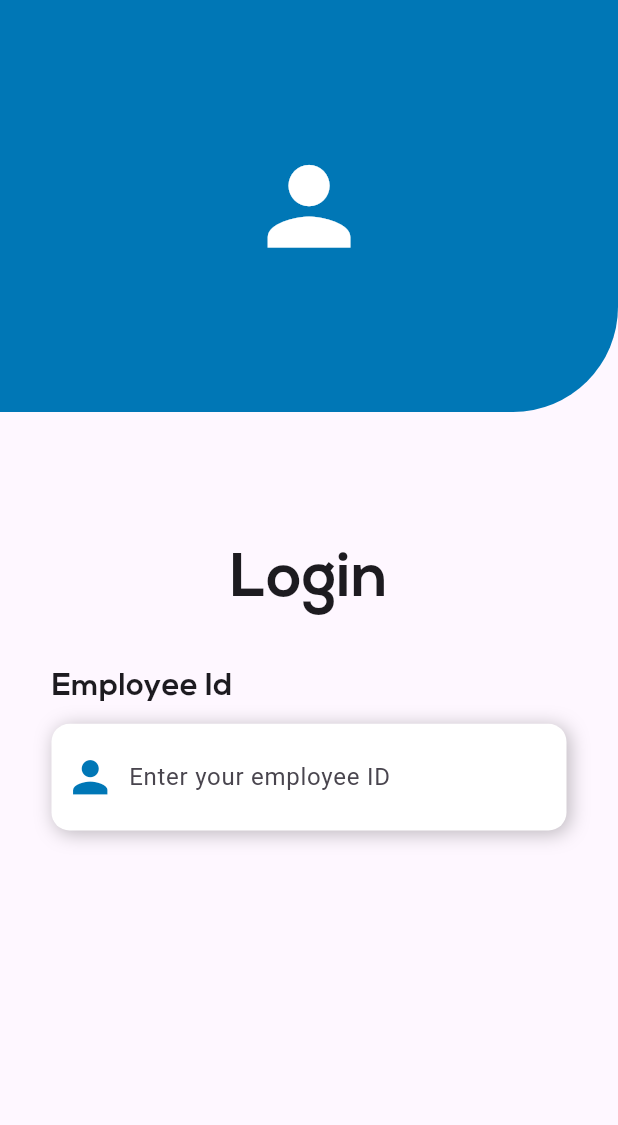
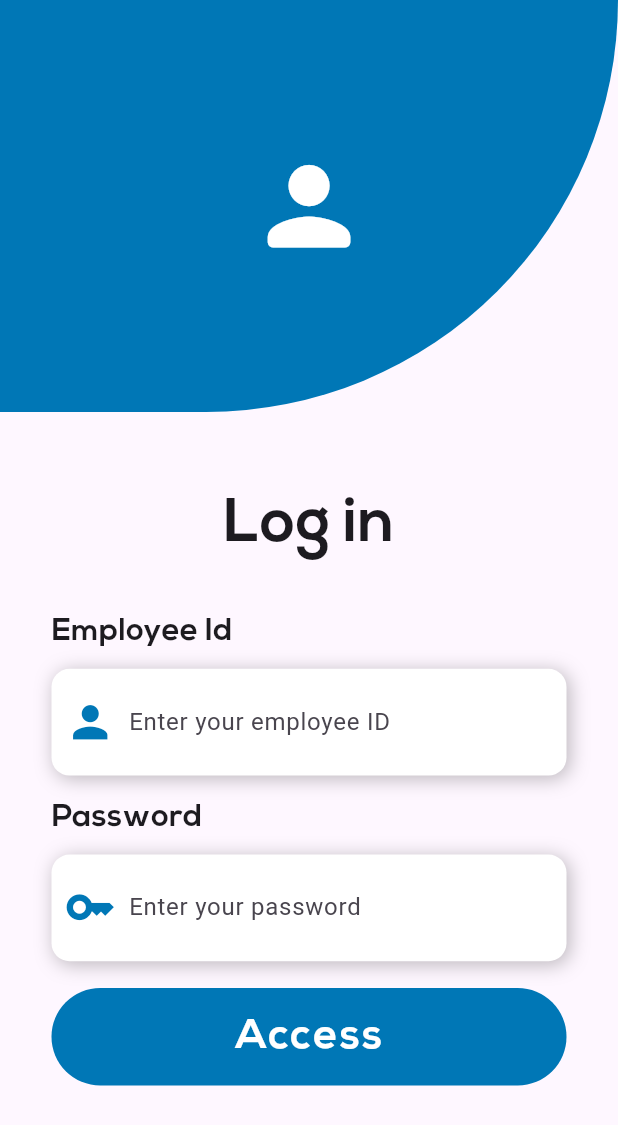
Before and after one commit to ranty97/hourly-app, a Flutter app: the screen it shows after launch, on a phone screen of 412 x 824 dp. Shown: the top 1125 px of the screen. Run offline on Flutter 3.47's test engine with Material 3 defaults, Android fonts, the phone set to English and light mode, and no system bars; our stand-ins replace firebase_core, flutter_keyboard_visibility; accounts and stored records are empty.

Commit message:
final loginscreen ui

```diff
--- a/lib/loginscreen.dart
+++ b/lib/loginscreen.dart
@@ -1,4 +1,5 @@
 import 'package:flutter/material.dart';
+import 'package:flutter_keyboard_visibility/flutter_keyboard_visibility.dart';
 
 class LoginScreen extends StatefulWidget {
   const LoginScreen({super.key});
@@ -8,6 +9,8 @@ class LoginScreen extends StatefulWidget {
 }
 
 class _LoginScreenState extends State<LoginScreen> {
+  TextEditingController idController = TextEditingController();
+  TextEditingController passwordController = TextEditingController();
   double screenHeight = 0;
   double screenWidth = 0;
 
@@ -28,12 +31,13 @@ class _LoginScreenState extends State<LoginScreen> {
               decoration: BoxDecoration(
                   color: primary,
                   borderRadius: const BorderRadius.only(
-                    bottomRight: Radius.circular(70),
+                    bottomRight: Radius.circular(300),
+                    //bottomLeft: Radius.circular(45)
                   )
               ),
               child: Center(
                 child: Icon(
-                  Icons.person,
+                  Icons.person_rounded,
                   color: Colors.white,
                   size: screenWidth / 5,
                 ),
@@ -41,10 +45,10 @@ class _LoginScreenState extends State<LoginScreen> {
             ),
             Container(
               margin: EdgeInsets.only(
-                top: screenHeight / 10,
+                top: screenHeight / 18,
               ),
               child: Text(
-                "Login",
+                "Log in",
                 style: TextStyle(
                   fontSize: screenWidth / 10,
                   fontFamily: "Nexa Bold",
@@ -61,7 +65,29 @@ class _LoginScreenState extends State<LoginScreen> {
                 crossAxisAlignment: CrossAxisAlignment.start,
                 children: [
                   fieldTitle("Employee Id"),
-                  customInputField("Enter your employee ID"),
+                  customInputField("Enter your employee ID", idController, Icons.person, false),
+                  fieldTitle("Password"),
+                  customInputField("Enter your password", passwordController, Icons.key, true),
+                  Container(
+                    height: 65,
+                    width: screenWidth,
+                    margin: EdgeInsets.only(top: screenHeight / 200),
+                    decoration: BoxDecoration(
+                      color: primary,
+                      borderRadius: const BorderRadius.all(Radius.circular(35))
+                    ),
+                    child: Center(
+                      child: Text(
+                          "Access",
+                          style: TextStyle(
+                            fontSize: screenWidth / 15,
+                            fontFamily: "Nexa Bold",
+                            color: Colors.white,
+                            letterSpacing: 1.5,
+                          ),
+                      ),
+                    ),
+                  )
                 ],
               ),
             ),
@@ -84,9 +110,10 @@ class _LoginScreenState extends State<LoginScreen> {
     );
   }
 
-  Widget customInputField(String hint) {
+  Widget customInputField(String hint, TextEditingController controller, IconData icon, bool obscure) {
     return Container(
       width: screenWidth,
+      margin: EdgeInsets.only(bottom: screenHeight / 60),
       decoration: const BoxDecoration(
           color: Colors.white,
           borderRadius: BorderRadius.all(Radius.circular(12)),
@@ -103,13 +130,16 @@ class _LoginScreenState extends State<LoginScreen> {
           SizedBox(
             width: screenWidth / 8,
             child: Icon(
-              Icons.person,
+              icon,
               color: primary,
               size: screenWidth / 12,
             ),
           ),
           Expanded(
+            child: Padding(
+              padding: EdgeInsets.only(right: screenWidth / 12),
               child: TextFormField(
+                controller: controller,
                 enableSuggestions: false,
                 autocorrect: false,
                 decoration: InputDecoration(
@@ -120,6 +150,8 @@ class _LoginScreenState extends State<LoginScreen> {
                   hintText: hint,
                 ),
                 maxLines: 1,
+                obscureText: obscure,
+              ),
             ),
           ),
         ],
--- a/lib/main.dart
+++ b/lib/main.dart
@@ -1,5 +1,6 @@
 import 'package:firebase_core/firebase_core.dart';
 import 'package:flutter/material.dart';
+import 'package:flutter_keyboard_visibility/flutter_keyboard_visibility.dart';
 import 'package:hourly/loginscreen.dart';
 
 void main() async{
@@ -21,7 +22,9 @@ class MyApp extends StatelessWidget {
         colorScheme: ColorScheme.fromSeed(seedColor: Colors.deepPurple),
         useMaterial3: true,
       ),
-      home: const LoginScreen(),
+      home: const KeyboardVisibilityProvider(
+        child: LoginScreen(),
+      )
     );
   }
 }
--- a/pubspec.yaml
+++ b/pubspec.yaml
@@ -36,6 +36,8 @@ dependencies:
   # The following adds the Cupertino Icons font to your application.
   # Use with the CupertinoIcons class for iOS style icons.
   cupertino_icons: ^1.0.8
+  flutter_keyboard_visibility: ^6.0.0
+  cloud_firestore: ^5.4.3
 
 dev_dependencies:
   flutter_test:
```
Also changed, not shown: pubspec.lock. Lines whose indentation alone changed are shown as unchanged.
